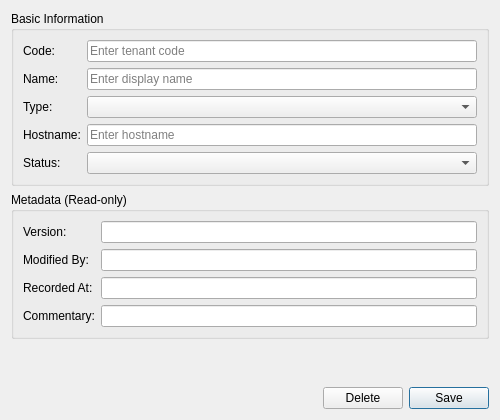
The window that projects/ores.qt/ui/TenantDetailDialog.ui (OreStudio/OreStudio) describes before a commit, drawn with Qt 5.
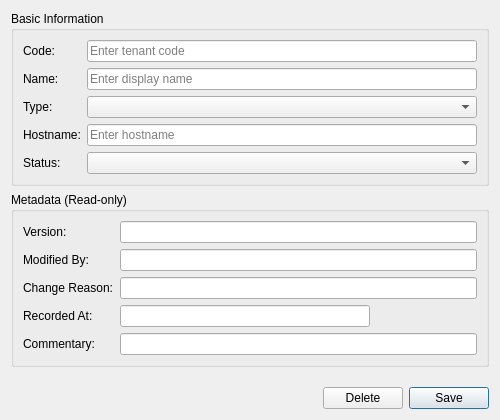
The same window after the commit.

Patch:
```diff
--- a/projects/ores.qt/ui/TenantDetailDialog.ui
+++ b/projects/ores.qt/ui/TenantDetailDialog.ui
@@ -132,27 +132,47 @@
        </widget>
       </item>
       <item row="2" column="0">
+       <widget class="QLabel" name="labelChangeReason">
+        <property name="text">
+         <string>Change Reason:</string>
+        </property>
+       </widget>
+      </item>
+      <item row="2" column="1">
+       <widget class="QLineEdit" name="changeReasonEdit">
+        <property name="readOnly">
+         <bool>true</bool>
+        </property>
+       </widget>
+      </item>
+      <item row="3" column="0">
        <widget class="QLabel" name="labelRecordedAt">
         <property name="text">
          <string>Recorded At:</string>
         </property>
        </widget>
       </item>
-      <item row="2" column="1">
+      <item row="3" column="1">
        <widget class="QLineEdit" name="recordedAtEdit">
         <property name="readOnly">
          <bool>true</bool>
         </property>
+        <property name="maximumSize">
+         <size>
+          <width>250</width>
+          <height>16777215</height>
+         </size>
+        </property>
        </widget>
       </item>
-      <item row="3" column="0">
+      <item row="4" column="0">
        <widget class="QLabel" name="labelCommentary">
         <property name="text">
          <string>Commentary:</string>
         </property>
        </widget>
       </item>
-      <item row="3" column="1">
+      <item row="4" column="1">
        <widget class="QLineEdit" name="commentaryEdit">
         <property name="readOnly">
          <bool>true</bool>
```
